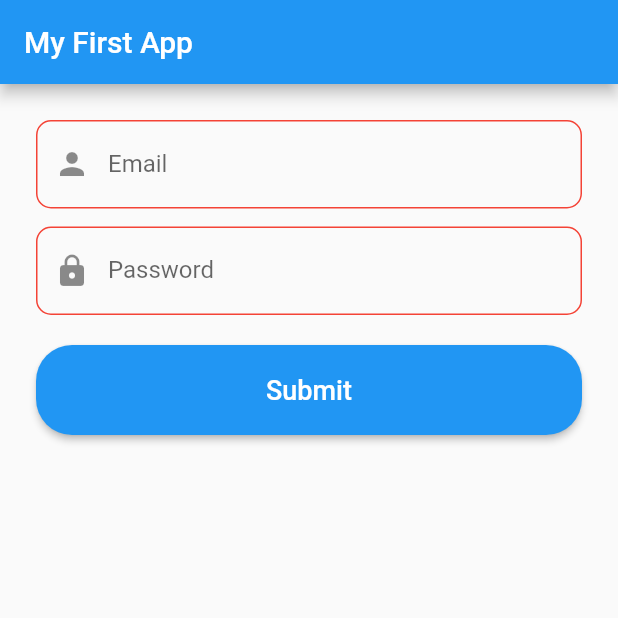
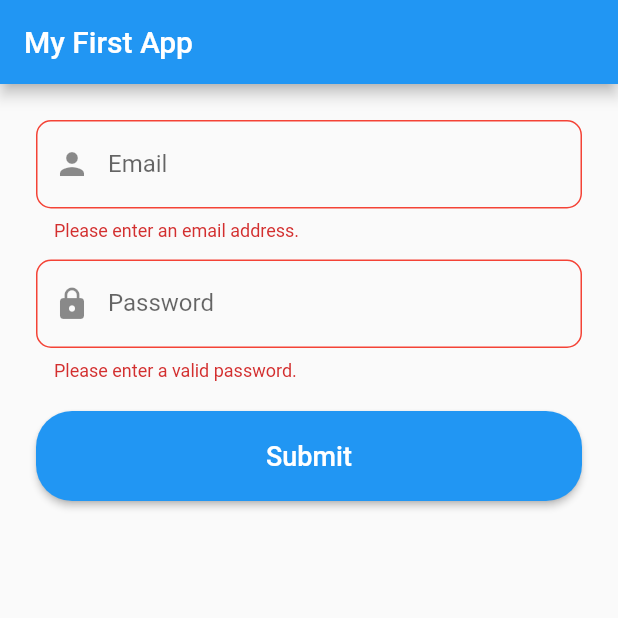
Before and after one commit to lunaticSKE12/flutter-app-beginner, a Flutter app: the screen it shows after launch, after a tap on "Submit", on a phone screen of 412 x 824 dp, the top half of it. Run offline on Flutter 3.47's test engine with Material 2 defaults, Android fonts, the phone set to English and light mode, and no system bars.

Commit message:
Valid input and input error border

```diff
--- a/lib/main.dart
+++ b/lib/main.dart
@@ -21,6 +21,12 @@ class FormInput extends StatefulWidget {
 }
 
 class _FormInputState extends State<FormInput> {
+  GlobalKey<FormState> formKey = GlobalKey();
+
+  void submit() {
+    formKey.currentState!.validate();
+  }
+
   @override
   Widget build(BuildContext context) {
     return Scaffold(
@@ -29,9 +35,17 @@ class _FormInputState extends State<FormInput> {
       ),
       body: Container(
         padding: EdgeInsets.symmetric(horizontal: 24, vertical: 24),
+        child: Form(
+          key: formKey,
           child: Column(
             children: [
               TextFormField(
+                validator: (value) {
+                  if (value!.isEmpty || value.length < 6) {
+                    return 'Please enter an email address.';
+                  }
+                  return null;
+                },
                 // controller: emailController,
                 keyboardType: TextInputType.emailAddress,
                 // obscureText: true,
@@ -49,12 +63,28 @@ class _FormInputState extends State<FormInput> {
                       borderSide: BorderSide(color: Colors.red)),
                   focusedBorder: OutlineInputBorder(
                       borderRadius: BorderRadius.circular(10),
-                      borderSide: BorderSide(color: Colors.red))),
+                      borderSide: BorderSide(color: Colors.red)),
+                  errorBorder: OutlineInputBorder(
+                      borderRadius: BorderRadius.circular(10),
+                      borderSide: BorderSide(color: Colors.red)),
+                  focusedErrorBorder: OutlineInputBorder(
+                      borderRadius: BorderRadius.circular(10),
+                      borderSide: BorderSide(color: Colors.red)),
+                  disabledBorder: OutlineInputBorder(
+                      borderRadius: BorderRadius.circular(10),
+                      borderSide: BorderSide(color: Colors.red)),
+                ),
               ),
               SizedBox(
                 height: 12,
               ),
               TextFormField(
+                validator: (value) {
+                  if (value!.isEmpty || value.length < 6) {
+                    return 'Please enter a valid password.';
+                  }
+                  return null;
+                },
                 // controller: passswordController,
                 keyboardType: TextInputType.text,
                 obscureText: true,
@@ -72,7 +102,17 @@ class _FormInputState extends State<FormInput> {
                       borderSide: BorderSide(color: Colors.red)),
                   focusedBorder: OutlineInputBorder(
                       borderRadius: BorderRadius.circular(10),
-                      borderSide: BorderSide(color: Colors.red))),
+                      borderSide: BorderSide(color: Colors.red)),
+                  errorBorder: OutlineInputBorder(
+                      borderRadius: BorderRadius.circular(10),
+                      borderSide: BorderSide(color: Colors.red)),
+                  focusedErrorBorder: OutlineInputBorder(
+                      borderRadius: BorderRadius.circular(10),
+                      borderSide: BorderSide(color: Colors.red)),
+                  disabledBorder: OutlineInputBorder(
+                      borderRadius: BorderRadius.circular(10),
+                      borderSide: BorderSide(color: Colors.red)),
+                ),
               ),
               SizedBox(
                 height: 20,
@@ -85,10 +125,7 @@ class _FormInputState extends State<FormInput> {
                       borderRadius: BorderRadius.circular(24)),
                   textColor: Colors.white,
                   color: Colors.blue,
-                onPressed: () {
-                  // print(emailController.text);
-                  // print(passswordController.text);
-                },
+                  onPressed: submit,
                   child: Text(
                     'Submit',
                     style: TextStyle(fontSize: 18),
@@ -98,6 +135,7 @@ class _FormInputState extends State<FormInput> {
             ],
           ),
         ),
+      ),
     );
   }
 }
```
Lines whose indentation alone changed are shown as unchanged.
